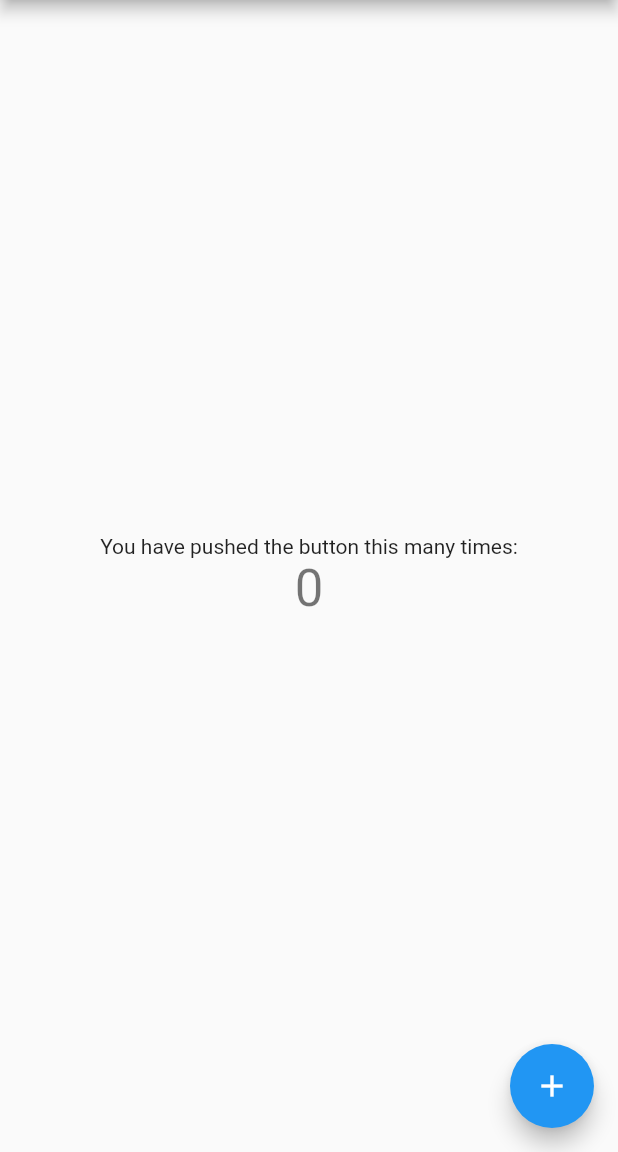
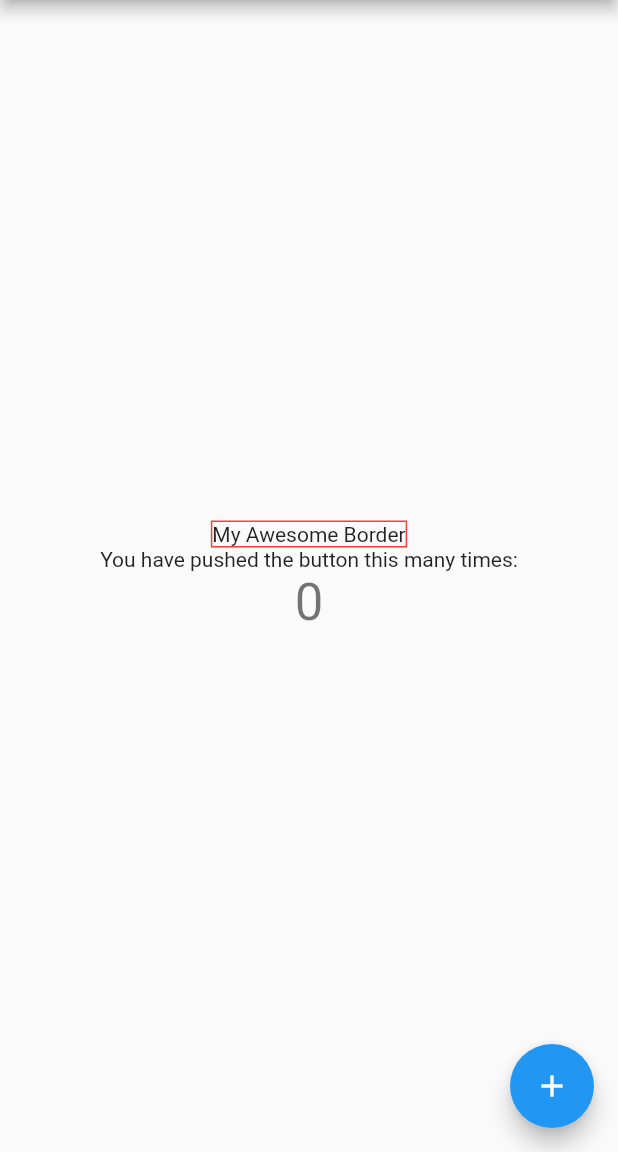
Before and after one commit to achenjs/flutter-app, a Flutter app: the screen it shows after launch, on a phone screen of 412 x 824 dp, the part 84-1236 px from its top. Run offline on Flutter 3.47's test engine with Material 2 defaults, Android fonts, the phone set to English and light mode, and no system bars.

Commit message:
如何给text加border

```diff
--- a/lib/main.dart
+++ b/lib/main.dart
@@ -89,6 +89,12 @@ class _MyHomePageState extends State<MyHomePage> {
           // horizontal).
           mainAxisAlignment: MainAxisAlignment.center,
           children: <Widget>[
+            new Container(
+              decoration: BoxDecoration(
+                border: Border.all(color: Colors.red)
+              ),
+              child: new Text("My Awesome Border"),
+            ),
             new Text(
               'You have pushed the button this many times:',
             ),
```
